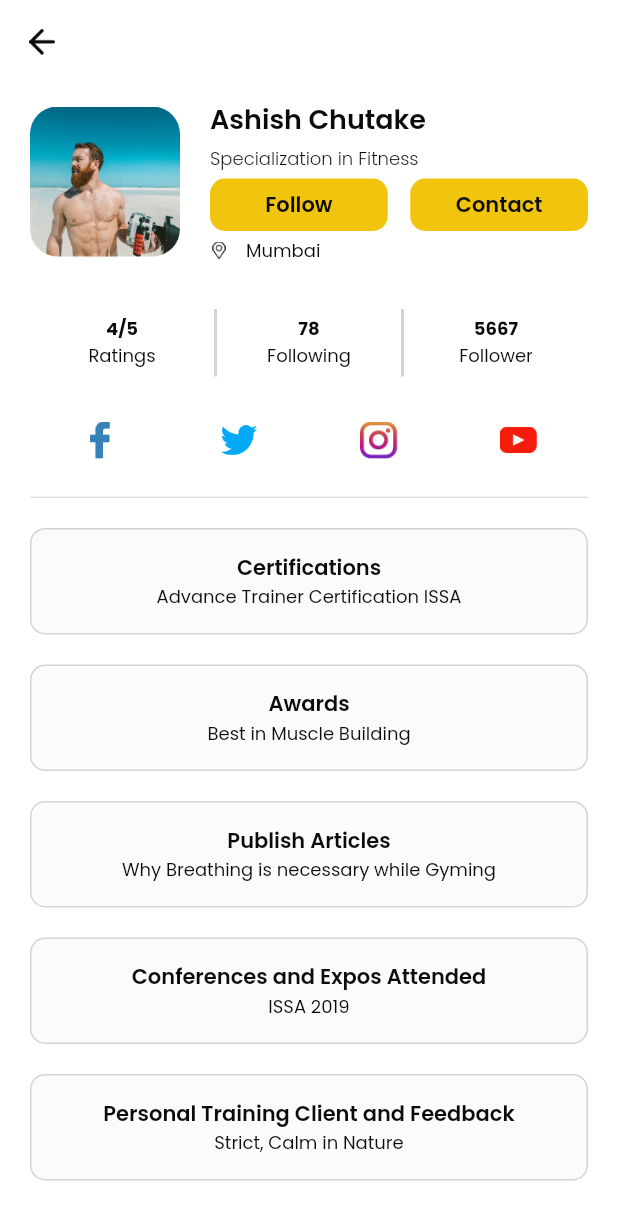
After one commit to kasun751/healtho_gym_fitness_flutter, a Flutter app: the TrainerTabScreen screen opened directly, after a tap on "Ashish Chutake", on a phone screen of 412 x 824 dp. The commit adds this screen. Shown: the top 1220 px of the screen. Run offline on Flutter 3.47's test engine with Material 3 defaults, Android fonts, the phone set to English and light mode, and no system bars; our stand-ins replace flutter_rating_bar; missing offline and left inert: otp_text_field_v2, otp_timer_button.

Commit message:
Trainer Tab & Profile Screen added

```diff
--- a/lib/common_widget/round_button.dart
+++ b/lib/common_widget/round_button.dart
@@ -12,6 +12,7 @@ class RoundButton extends StatelessWidget {
   final double width;
   final String? image;
   final bool isPadding;
+  final double radius;
   final VoidCallback onPressed;
   const RoundButton(
       {super.key,
@@ -19,6 +20,7 @@ class RoundButton extends StatelessWidget {
       this.type = RoundButtonType.primary,
       this.height = 50,
       this.fontSize = 14,
+      this.radius = 25,
       this.fontWeight = FontWeight.w600,
       this.width = double.maxFinite,
       this.isPadding = true,
@@ -39,7 +41,7 @@ class RoundButton extends StatelessWidget {
             border: type == RoundButtonType.line
                 ? Border.all(color: TColor.board)
                 : null,
-            borderRadius: BorderRadius.circular(25)),
+            borderRadius: BorderRadius.circular(radius)),
         height: height,
         child: Row(
           children: [
--- /dev/null
+++ b/lib/common_widget/title_subtitle_button.dart
@@ -0,0 +1,51 @@
+import 'package:flutter/material.dart';
+import 'package:healtho_gym/common/color_extension.dart';
+
+class TitleSubtitleButton extends StatelessWidget {
+  final String title;
+  final String subtitle;
+  final VoidCallback onPressed;
+
+  const TitleSubtitleButton(
+      {super.key,
+      required this.title,
+      required this.subtitle,
+      required this.onPressed});
+
+  @override
+  Widget build(BuildContext context) {
+    return Padding(
+      padding: const EdgeInsets.symmetric(vertical: 10),
+      child: InkWell(
+        onTap: onPressed,
+        child: Container(
+          padding: const EdgeInsets.symmetric(horizontal: 20, vertical: 15),
+          decoration: BoxDecoration(
+            color: TColor.txtBG,
+            border: Border.all(color: TColor.board, width: 1),
+            borderRadius: BorderRadius.circular(10),
+          ),
+          child: Column(
+            crossAxisAlignment: CrossAxisAlignment.center,
+            children: [
+              Text(
+                title,
+                style: TextStyle(
+                    color: TColor.primaryText,
+                    fontSize: 14,
+                    fontWeight: FontWeight.w600),
+              ),
+              Text(
+                subtitle,
+                style: TextStyle(
+                  color: TColor.primaryText,
+                  fontSize: 12,
+                ),
+              ),
+            ],
+          ),
+        ),
+      ),
+    );
+  }
+}
--- a/lib/screen/home/top_tab_view/top_tab_view_screen.dart
+++ b/lib/screen/home/top_tab_view/top_tab_view_screen.dart
@@ -3,6 +3,7 @@ import 'package:healtho_gym/common/color_extension.dart';
 import 'package:healtho_gym/common_widget/top_tab_button.dart';
 import 'package:healtho_gym/screen/home/top_tab_view/exercises/exercises_tab_screen.dart';
 import 'package:healtho_gym/screen/home/top_tab_view/health_tip/health_tip_screen.dart';
+import 'package:healtho_gym/screen/home/top_tab_view/trainer/trainer_tab_screen.dart';
 import 'package:healtho_gym/screen/home/top_tab_view/workout_plan/workout_plan_screen.dart';
 
 class TopTabViewScreen extends StatefulWidget {
@@ -95,7 +96,7 @@ class _TopTabViewScreenState extends State<TopTabViewScreen>
                 const ExercisesScreen(),
                 const WorkoutPlanScreen(),
                 Container(),
-                Container(),
+                const TrainerTabScreen(),
                 Container(),
               ],
             ),
--- /dev/null
+++ b/lib/screen/home/top_tab_view/trainer/trainer_profile_screen.dart
@@ -0,0 +1,282 @@
+import 'package:flutter/material.dart';
+import 'package:healtho_gym/common/color_extension.dart';
+import 'package:healtho_gym/common_widget/round_button.dart';
+import 'package:healtho_gym/common_widget/title_subtitle_button.dart';
+import 'package:healtho_gym/screen/home/setting/setting_row.dart';
+
+class TrainerProfileScreen extends StatefulWidget {
+  const TrainerProfileScreen({super.key});
+
+  @override
+  State<TrainerProfileScreen> createState() => _TrainerProfileScreenState();
+}
+
+class _TrainerProfileScreenState extends State<TrainerProfileScreen> {
+  @override
+  Widget build(BuildContext context) {
+    return Scaffold(
+      appBar: AppBar(
+        centerTitle: false,
+        leading: IconButton(
+            onPressed: () {
+              context.pop();
+            },
+            icon: Image.asset(
+              "assets/img/back.png",
+              width: 18,
+              height: 18,
+            )),
+      ),
+      body: ListView(
+        padding: const EdgeInsets.symmetric(horizontal: 20, vertical: 10),
+        children: [
+          Padding(
+            padding: const EdgeInsets.only(bottom: 15),
+            child: Row(
+              children: [
+                ClipRRect(
+                  borderRadius: BorderRadius.circular(15),
+                  child: Image.asset(
+                    "assets/img/t_profile.png",
+                    width: 100,
+                    height: 100,
+                  ),
+                ),
+                const SizedBox(
+                  width: 20,
+                ),
+                Expanded(
+                    child: Column(
+                  crossAxisAlignment: CrossAxisAlignment.start,
+                  children: [
+                    Text(
+                      "Ashish Chutake",
+                      style: TextStyle(
+                        color: TColor.primaryText,
+                        fontSize: 18,
+                        fontWeight: FontWeight.w600,
+                      ),
+                    ),
+                    const SizedBox(
+                      height: 4,
+                    ),
+                    Text(
+                      "Specialization in Fitness",
+                      style: TextStyle(
+                        color: TColor.primaryText,
+                        fontSize: 12,
+                        fontWeight: FontWeight.w300,
+                      ),
+                    ),
+                    const SizedBox(
+                      height: 4,
+                    ),
+                    Row(
+                      children: [
+                        Expanded(
+                          child: RoundButton(
+                            title: "Follow",
+                            height: 35,
+                            radius: 10,
+                            isPadding: false,
+                            onPressed: () {},
+                          ),
+                        ),
+                        const SizedBox(
+                          width: 15,
+                        ),
+                        Expanded(
+                          child: RoundButton(
+                            title: "Contact",
+                            height: 35,
+                            radius: 10,
+                            isPadding: false,
+                            onPressed: () {},
+                          ),
+                        )
+                      ],
+                    ),
+                    const SizedBox(
+                      height: 4,
+                    ),
+                    Row(
+                      mainAxisAlignment: MainAxisAlignment.start,
+                      children: [
+                        Image.asset(
+                          "assets/img/location.png",
+                          width: 12,
+                          height: 12,
+                        ),
+                        const SizedBox(
+                          width: 12,
+                        ),
+                        Text(
+                          "Mumbai",
+                          style: TextStyle(
+                              color: TColor.primaryText, fontSize: 12),
+                        ),
+                      ],
+                    )
+                  ],
+                ))
+              ],
+            ),
+          ),
+          Padding(
+            padding: const EdgeInsets.symmetric(vertical: 15),
+            child: Row(
+              children: [
+                Expanded(
+                  child: Column(
+                    mainAxisSize: MainAxisSize.min,
+                    crossAxisAlignment: CrossAxisAlignment.center,
+                    children: [
+                      Text(
+                        "4/5",
+                        style: TextStyle(
+                          color: TColor.primaryText,
+                          fontSize: 12,
+                          fontWeight: FontWeight.w700,
+                        ),
+                      ),
+                      Text(
+                        "Ratings",
+                        style: TextStyle(
+                          color: TColor.primaryText,
+                          fontSize: 12,
+                        ),
+                      ),
+                    ],
+                  ),
+                ),
+                Container(
+                  width: 2,
+                  height: 45,
+                  color: TColor.board,
+                ),
+                Expanded(
+                  child: Column(
+                    mainAxisSize: MainAxisSize.min,
+                    crossAxisAlignment: CrossAxisAlignment.center,
+                    children: [
+                      Text(
+                        "78",
+                        style: TextStyle(
+                          color: TColor.primaryText,
+                          fontSize: 12,
+                          fontWeight: FontWeight.w700,
+                        ),
+                      ),
+                      Text(
+                        "Following",
+                        style: TextStyle(
+                          color: TColor.primaryText,
+                          fontSize: 12,
+                        ),
+                      ),
+                    ],
+                  ),
+                ),
+                Container(
+                  width: 2,
+                  height: 45,
+                  color: TColor.board,
+                ),
+                Expanded(
+                  child: Column(
+                    mainAxisSize: MainAxisSize.min,
+                    crossAxisAlignment: CrossAxisAlignment.center,
+                    children: [
+                      Text(
+                        "5667",
+                        style: TextStyle(
+                          color: TColor.primaryText,
+                          fontSize: 12,
+                          fontWeight: FontWeight.w700,
+                        ),
+                      ),
+                      Text(
+                        "Follower",
+                        style: TextStyle(
+                          color: TColor.primaryText,
+                          fontSize: 12,
+                        ),
+                      ),
+                    ],
+                  ),
+                ),
+              ],
+            ),
+          ),
+          Padding(
+            padding: const EdgeInsets.symmetric(vertical: 15),
+            child: Row(
+              mainAxisAlignment: MainAxisAlignment.spaceAround,
+              children: [
+                InkWell(
+                  onTap: () {},
+                  child: Image.asset(
+                    "assets/img/color_fb.png",
+                    width: 25,
+                    height: 25,
+                  ),
+                ),
+                InkWell(
+                  onTap: () {},
+                  child: Image.asset(
+                    "assets/img/tw.png",
+                    width: 25,
+                    height: 25,
+                  ),
+                ),
+                InkWell(
+                  onTap: () {},
+                  child: Image.asset(
+                    "assets/img/in.png",
+                    width: 25,
+                    height: 25,
+                  ),
+                ),
+                InkWell(
+                  onTap: () {},
+                  child: Image.asset(
+                    "assets/img/yt.png",
+                    width: 25,
+                    height: 25,
+                  ),
+                )
+              ],
+            ),
+          ),
+          Padding(
+            padding: const EdgeInsets.symmetric(vertical: 10),
+            child: Divider(
+              color: TColor.board,
+              height: 1,
+            ),
+          ),
+          TitleSubtitleButton(
+              title: "Certifications",
+              subtitle: "Advance Trainer Certification ISSA",
+              onPressed: () {}),
+          TitleSubtitleButton(
+              title: "Awards",
+              subtitle: "Best in Muscle Building",
+              onPressed: () {}),
+          TitleSubtitleButton(
+              title: "Publish Articles",
+              subtitle: "Why Breathing is necessary while Gyming",
+              onPressed: () {}),
+          TitleSubtitleButton(
+              title: "Conferences and Expos Attended",
+              subtitle: "ISSA 2019",
+              onPressed: () {}),
+          TitleSubtitleButton(
+              title: "Personal Training Client and Feedback",
+              subtitle: "Strict, Calm in Nature",
+              onPressed: () {}),
+        ],
+      ),
+    );
+  }
+}
--- /dev/null
+++ b/lib/screen/home/top_tab_view/trainer/trainer_row.dart
@@ -0,0 +1,109 @@
+import 'package:flutter/material.dart';
+import 'package:flutter_rating_bar/flutter_rating_bar.dart';
+import 'package:healtho_gym/common/color_extension.dart';
+
+class TrainerRow extends StatelessWidget {
+  final Map obj;
+  final VoidCallback onPressed;
+  const TrainerRow({super.key, required this.obj, required this.onPressed});
+
+  @override
+  Widget build(BuildContext context) {
+    return InkWell(
+      onTap: onPressed,
+      child: Container(
+        padding: const EdgeInsets.symmetric(
+          horizontal: 15,
+          vertical: 15,
+        ),
+        decoration: BoxDecoration(
+            color: TColor.txtBG,
+            border: Border.all(color: TColor.board, width: 1),
+            borderRadius: BorderRadius.circular(
+              15,
+            )),
+        child: Row(
+          children: [
+            ClipRRect(
+              borderRadius: BorderRadius.circular(25),
+              child: Image.asset(
+                obj["image"],
+                width: 50,
+                height: 50,
+                fit: BoxFit.cover,
+              ),
+            ),
+            const SizedBox(
+              width: 20,
+            ),
+            Expanded(
+                child: Column(
+              crossAxisAlignment: CrossAxisAlignment.start,
+              children: [
+                Text(
+                  obj["name"],
+                  style: TextStyle(
+                    color: TColor.primaryText,
+                    fontSize: 15,
+                    fontWeight: FontWeight.w600,
+                  ),
+                ),
+                Text(
+                  obj["detail"],
+                  style: TextStyle(
+                    color: TColor.primaryText,
+                    fontSize: 12,
+                    fontWeight: FontWeight.w300,
+                  ),
+                ),
+                Row(
+                  children: [
+                    SizedBox(
+                      width: 150,
+                      child: IgnorePointer(
+                        ignoring: true,
+                        child: RatingBar.builder(
+                          initialRating: obj["rate"],
+                          minRating: 1,
+                          direction: Axis.horizontal,
+                          allowHalfRating: true,
+                          itemCount: 5,
+                          itemSize: 15,
+                          itemPadding:
+                              const EdgeInsets.symmetric(horizontal: 1.0),
+                          itemBuilder: (context, _) => const Icon(
+                            Icons.star,
+                            color: Colors.amber,
+                          ),
+                          onRatingUpdate: (rating) {
+                            print(rating);
+                          },
+                        ),
+                      ),
+                    ),
+                    const Spacer(),
+                    Image.asset(
+                      "assets/img/location.png",
+                      width: 10,
+                    ),
+                    const SizedBox(
+                      width: 4,
+                    ),
+                    Text(
+                      obj["location"],
+                      style: TextStyle(
+                        color: TColor.primaryText,
+                        fontSize: 12,
+                        fontWeight: FontWeight.w300,
+                      ),
+                    ),
+                  ],
+                )
+              ],
+            ))
+          ],
+        ),
+      ),
+    );
+  }
+}
--- /dev/null
+++ b/lib/screen/home/top_tab_view/trainer/trainer_tab_screen.dart
@@ -0,0 +1,85 @@
+import 'package:flutter/material.dart';
+import 'package:healtho_gym/common/color_extension.dart';
+import 'package:healtho_gym/screen/home/top_tab_view/trainer/trainer_profile_screen.dart';
+import 'package:healtho_gym/screen/home/top_tab_view/trainer/trainer_row.dart';
+
+class TrainerTabScreen extends StatefulWidget {
+  const TrainerTabScreen({super.key});
+
+  @override
+  State<TrainerTabScreen> createState() => _TrainerTabScreenState();
+}
+
+class _TrainerTabScreenState extends State<TrainerTabScreen> {
+  List listArr = [
+    {
+      "name": "Ashish Chutake",
+      "detail": "Fitness and Physiotheraphy",
+      "image": "assets/img/t1.png",
+      "rate": 4.0,
+      "location": "Mumbai"
+    },
+    {
+      "name": "Ann Mathewys ",
+      "detail": "Weight Loss",
+      "image": "assets/img/t2.png",
+      "rate": 4.0,
+      "location": "Nagpur"
+    },
+    {
+      "name": "Lalit Kalambe",
+      "detail": "Fitness and Physiotheraphy",
+      "image": "assets/img/t3.png",
+      "rate": 4.0,
+      "location": "Mumbai"
+    },
+    {
+      "name": "Aditya Khobragade",
+      "detail": "power gaining",
+      "image": "assets/img/t4.png",
+      "rate": 4.0,
+      "location": "Bangalore"
+    },
+    {
+      "name": "Ashish Chutake",
+      "detail": "Fitness and Physiotheraphy",
+      "image": "assets/img/t5.png",
+      "rate": 4.0,
+      "location": "Chennai"
+    },
+    {
+      "name": "Darshan Barapatre",
+      "detail": "Mass gain",
+      "image": "assets/img/t6.png",
+      "rate": 4.0,
+      "location": "Delhi"
+    },
+    {
+      "name": "Saurabh Bhoyar",
+      "detail": "Fitness and Physiotheraphy",
+      "image": "assets/img/t7.png",
+      "rate": 4.0,
+      "location": "Mumbai"
+    },
+  ];
+  @override
+  Widget build(BuildContext context) {
+    return Scaffold(
+      body: ListView.separated(
+        padding: const EdgeInsets.symmetric(
+          horizontal: 20,
+          vertical: 20,
+        ),
+        itemBuilder: (context, index) {
+          return TrainerRow(obj: listArr[index], onPressed: (){
+            context.push(const TrainerProfileScreen());
+          },);
+        },
+        separatorBuilder: (context, index) => const SizedBox(
+          height: 15,
+        ),
+        itemCount: listArr.length,
+      ),
+    );
+  }
+}
--- a/pubspec.yaml
+++ b/pubspec.yaml
@@ -37,6 +37,7 @@ dependencies:
   cupertino_icons: ^1.0.2
   otp_text_field_v2: ^1.0.3
   otp_timer_button: ^1.1.1
+  flutter_rating_bar: ^4.0.1
 
 dev_dependencies:
   flutter_test:
```
Also changed, not shown: assets/img/color_fb.png (added), assets/img/in.png (added), assets/img/t1.png (added), assets/img/t2.png (added), assets/img/t3.png (added), assets/img/t4.png (added), assets/img/t5.png (added), assets/img/t6.png (added), assets/img/t7.png (added), assets/img/t_profile.png (added), assets/img/tw.png (added), assets/img/yt.png (added), pubspec.lock.
